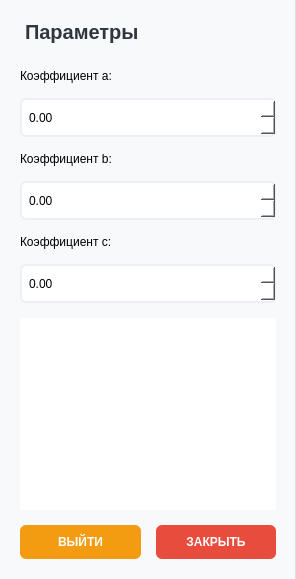
Above: ClientApp/taskform.ui from Liquve/graphing-client before the change. Below: the same form after it.
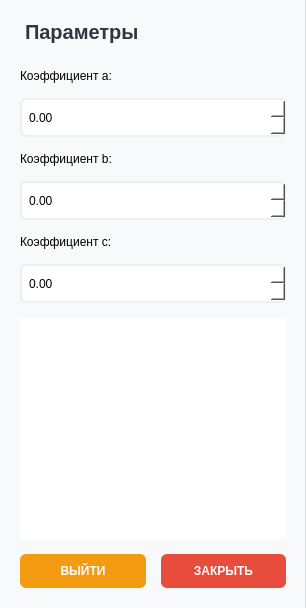
That is the form after the change.

Diff of the .ui file:
```diff
--- a/ClientApp/taskform.ui
+++ b/ClientApp/taskform.ui
@@ -2,6 +2,14 @@
 <ui version="4.0">
  <class>Taskform</class>
  <widget class="QWidget" name="Taskform">
+  <property name="geometry">
+   <rect>
+    <x>0</x>
+    <y>0</y>
+    <width>306</width>
+    <height>608</height>
+   </rect>
+  </property>
   <property name="styleSheet">
    <string notr="true">
     QWidget { background-color: white; font-family: 'Segoe UI', sans-serif; }
@@ -67,10 +75,10 @@
       <item>
        <widget class="QDoubleSpinBox" name="spinBox_a">
         <property name="minimum">
-         <double>-100.0</double>
+         <double>-100.000000000000000</double>
         </property>
         <property name="maximum">
-         <double>100.0</double>
+         <double>100.000000000000000</double>
         </property>
        </widget>
       </item>
@@ -84,10 +92,10 @@
       <item>
        <widget class="QDoubleSpinBox" name="spinBox_b">
         <property name="minimum">
-         <double>-100.0</double>
+         <double>-100.000000000000000</double>
         </property>
         <property name="maximum">
-         <double>100.0</double>
+         <double>100.000000000000000</double>
         </property>
        </widget>
       </item>
@@ -101,10 +109,10 @@
       <item>
        <widget class="QDoubleSpinBox" name="spinBox_c">
         <property name="minimum">
-         <double>-100.0</double>
+         <double>-100.000000000000000</double>
         </property>
         <property name="maximum">
-         <double>100.0</double>
+         <double>100.000000000000000</double>
         </property>
        </widget>
       </item>
```
Left out of the diff: 2 changed lines with no effect on the pictures.
